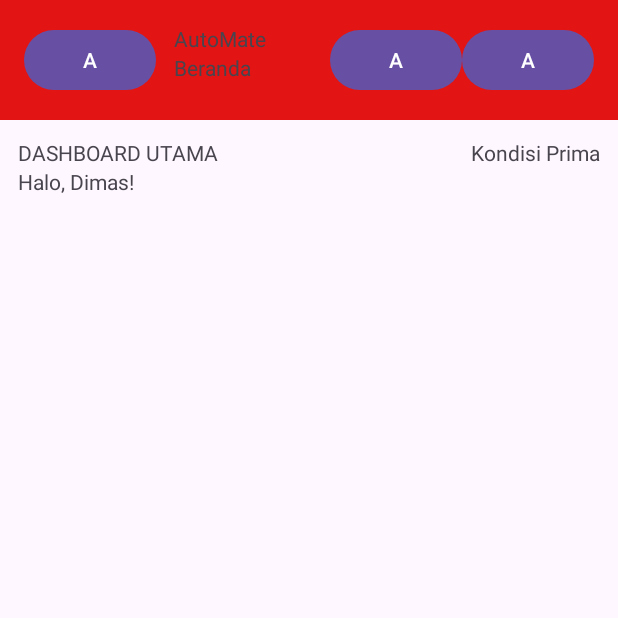
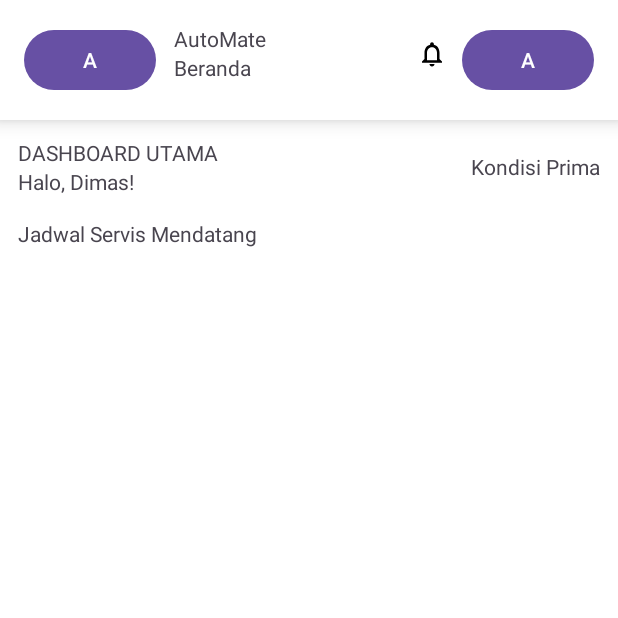
Before and after one commit to Pteraaaaz/AutoMate, an Android app: the screen it shows after launch (MainActivity), on a phone screen of 412 x 824 dp, the top half of it. Run offline under Robolectric (Android 15) with nearby library versions, the phone set to English and light mode, and no system bars.

Commit message:
navbar 1.1

```diff
--- /dev/null
+++ b/app/src/main/res/drawable/ic_notification.xml
@@ -0,0 +1,20 @@
+<!--
+  ~ Copyright (C) 2026 The Android Open Source Project
+  ~
+  ~ Licensed under the Apache License, Version 2.0 (the "License");
+  ~ you may not use this file except in compliance with the License.
+  ~ You may obtain a copy of the License at
+  ~
+  ~      http://www.apache.org/licenses/LICENSE-2.0
+  ~
+  ~ Unless required by applicable law or agreed to in writing, software
+  ~ distributed under the License is distributed on an "AS IS" BASIS,
+  ~ WITHOUT WARRANTIES OR CONDITIONS OF ANY KIND, either express or implied.
+  ~ See the License for the specific language governing permissions and
+  ~ limitations under the License.
+  -->
+<vector xmlns:android="http://schemas.android.com/apk/res/android" android:height="24dp" android:tint="#000000" android:viewportHeight="24" android:viewportWidth="24" android:width="24dp">
+
+    <path android:fillColor="@android:color/white" android:pathData="M12,22c1.1,0 2,-0.9 2,-2h-4c0,1.1 0.9,2 2,2zM18,16v-5c0,-3.07 -1.63,-5.64 -4.5,-6.32L13.5,4c0,-0.83 -0.67,-1.5 -1.5,-1.5s-1.5,0.67 -1.5,1.5v0.68C7.64,5.36 6,7.92 6,11v5l-2,2v1h16v-1l-2,-2zM16,17L8,17v-6c0,-2.48 1.51,-4.5 4,-4.5s4,2.02 4,4.5v6z"/>
+
+</vector>
--- a/app/src/main/res/layout/activity_main.xml
+++ b/app/src/main/res/layout/activity_main.xml
@@ -6,6 +6,7 @@
     android:layout_width="match_parent"
     android:layout_height="match_parent"
     android:orientation="vertical"
+    android:background="#FFFFFF"
     tools:context=".MainActivity">
 
     <include
@@ -21,7 +22,7 @@
             android:layout_width="match_parent"
             android:layout_height="match_parent"
             android:orientation="horizontal"
-            android:gravity="">
+            android:paddingBottom="15dp">
 
             <LinearLayout
                 android:layout_width="wrap_content"
@@ -36,18 +37,35 @@
 
                 <TextView
                     android:layout_width="wrap_content"
-                    android:layout_height="wrap_content"
+                    android:layout_height="match_parent"
                     android:text="Halo, Dimas!"/>
 
             </LinearLayout>
 
             <TextView
                 android:layout_width="wrap_content"
+                android:layout_height="match_parent"
+                android:text="Kondisi Prima"
+                android:gravity="center"/>
+        </LinearLayout>
+
+        <LinearLayout
+            android:layout_width="match_parent"
+            android:layout_height="match_parent">
+
+            <ImageView
+                android:layout_width="wrap_content"
+                android:layout_height="wrap_content" />
+
+            <TextView
+                android:layout_width="wrap_content"
                 android:layout_height="wrap_content"
-                android:text="Kondisi Prima"/>
+                android:layout_weight="1"
+                android:text="Jadwal Servis Mendatang"/>
+
+
 
         </LinearLayout>
-
 
     </LinearLayout>
 
--- a/app/src/main/res/layout/navbar.xml
+++ b/app/src/main/res/layout/navbar.xml
@@ -6,7 +6,8 @@
     android:orientation="horizontal"
     android:gravity="center_horizontal"
     android:padding="16dp"
-    android:background="#E21414">
+    android:background="#FFFFFF"
+    android:elevation="8dp">
 
     <Button
         android:id="@+id/logo"
@@ -32,11 +33,15 @@
                 android:text="Beranda"/>
     </LinearLayout>
 
-    <Button
-        android:id="@+id/notification"
-        android:layout_width="wrap_content"
-        android:layout_height="wrap_content"
-        android:text="A"/>
+    <ImageButton
+        android:id="@+id/notificationBtn"
+        android:layout_width="40dp"
+        android:layout_height="40dp"
+        android:src="@drawable/ic_notification"
+        android:background="?attr/selectableItemBackgroundBorderless"
+        android:contentDescription="Notifications"
+        android:scaleType="centerInside"
+        android:padding="10dp" />
 
     <Button
         android:id="@+id/profile"
```
